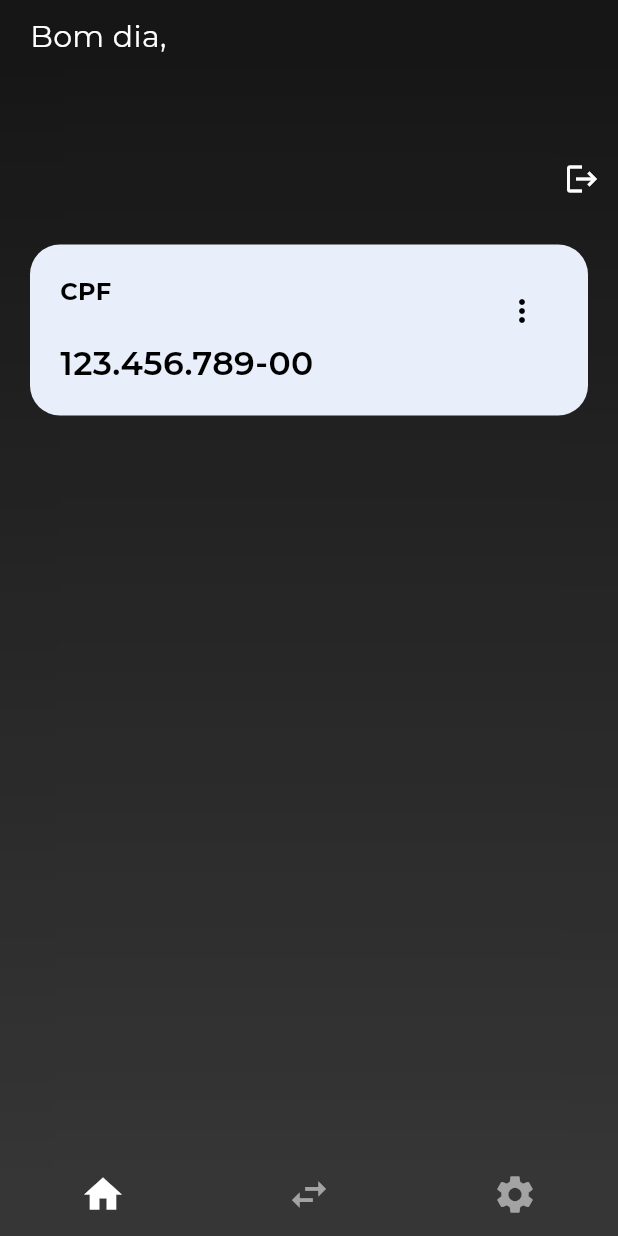
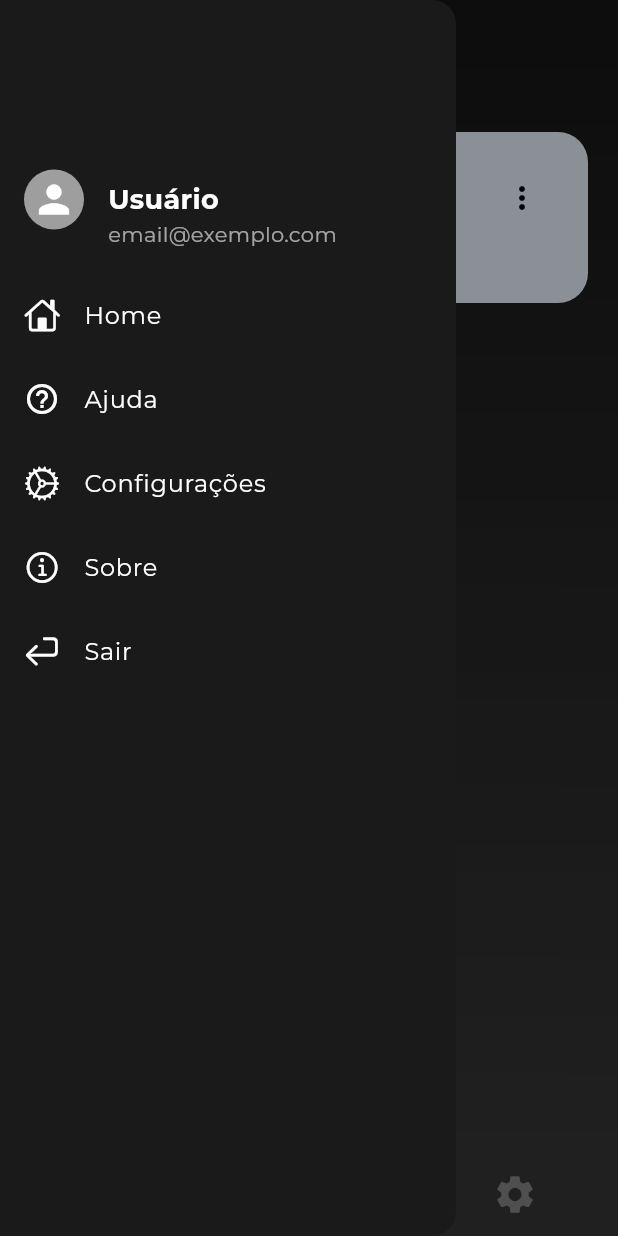
Before and after one commit to gui-bvr/projeto-portifolio-FiscalBox, a Flutter app: the screen it shows after launch, with the side drawer open (before the commit the screen has no drawer), on a phone screen of 412 x 824 dp. Run offline on Flutter 3.47's test engine with Material 3 defaults, Android fonts, the phone set to English and light mode, and no system bars; our stand-ins replace flutter_dotenv, get, get_storage, mask_text_input_formatter, supabase_flutter; accounts and stored records are empty; project files that could hold a hidden picture were left out.

Commit message:
Adição da página de FAQ

```diff
--- a/app-mobile-flutter/lib/modules/home_screens/home_page.dart
+++ b/app-mobile-flutter/lib/modules/home_screens/home_page.dart
@@ -1,41 +1,109 @@
 import 'dart:ui';
 import 'package:flutter/material.dart';
 import 'package:get/get.dart';
-import 'package:get_storage/get_storage.dart';
 import 'package:supabase_flutter/supabase_flutter.dart';
+import 'package:flutter/cupertino.dart';
 import 'home_controller.dart';
 
 class HomePage extends StatelessWidget {
   final controller = Get.put(HomeController());
-  final _storage = GetStorage();
 
   String saudacao() {
     final hora = DateTime.now().hour;
     if (hora < 12) {
-      return 'Bom dia';
+      return 'Bom dia,';
     } else if (hora < 18) {
-      return 'Boa tarde';
+      return 'Boa tarde,';
     } else {
-      return 'Boa noite';
+      return 'Boa noite,';
     }
   }
 
   @override
   Widget build(BuildContext context) {
-    final nome = _storage.read('nome') ?? '';
     final saudacaoTexto = saudacao();
+    final user = Supabase.instance.client.auth.currentUser;
+    final nome = user?.userMetadata?['full_name'] ?? 'Usuário';
+    final email = user?.email ?? 'email@exemplo.com';
 
     return Scaffold(
       extendBody: true,
+      drawerEnableOpenDragGesture: true,
+      drawerScrimColor: Colors.black.withOpacity(0.4),
+      drawer: Drawer(
+        backgroundColor: const Color(0xFF1A1A1A),
+        child: Column(
+          crossAxisAlignment: CrossAxisAlignment.start,
+          children: [
+            Container(
+              margin: const EdgeInsets.only(top: 80),
+              padding: const EdgeInsets.fromLTRB(16, 20, 16, 16),
+              child: Row(
+                children: [
+                  const CircleAvatar(
+                    radius: 20,
+                    backgroundColor: Colors.grey,
+                    child: Icon(Icons.person, color: Colors.white, size: 30),
+                  ),
+                  const SizedBox(width: 16),
+                  Column(
+                    crossAxisAlignment: CrossAxisAlignment.start,
+                    children: [
+                      const SizedBox(height: 20),
+                      Text(
+                        nome,
+                        style: const TextStyle(
+                          color: Colors.white,
+                          fontFamily: 'Montserrat',
+                          fontWeight: FontWeight.bold,
+                          fontSize: 18,
+                        ),
+                      ),
+                      Text(
+                        email,
+                        style: const TextStyle(
+                          color: Colors.white60,
+                          fontFamily: 'Montserrat',
+                          fontSize: 14,
+                        ),
+                      ),
+                    ],
+                  ),
+                ],
+              ),
+            ),
+            Expanded(
+              child: ListView(
+                padding: EdgeInsets.zero,
+                children: [
+                  _buildDrawerItem(CupertinoIcons.home, 'Home', '/home'),
+                  _buildDrawerItem(Icons.help_outline, 'Ajuda', '/ajuda'),
+                  _buildDrawerItem(CupertinoIcons.settings_solid,
+                      'Configurações', '/configuracoes'),
+                  _buildDrawerItem(CupertinoIcons.info, 'Sobre', '/sobre'),
+                  ListTile(
+                    leading: const Icon(CupertinoIcons.return_icon,
+                        color: Colors.white),
+                    title: const Text('Sair',
+                        style: TextStyle(
+                            color: Colors.white, fontFamily: 'Montserrat')),
+                    onTap: () async {
+                      await Supabase.instance.client.auth.signOut();
+                      Get.offAllNamed('/login');
+                    },
+                  ),
+                ],
+              ),
+            ),
+          ],
+        ),
+      ),
       body: Stack(
         children: [
           Container(
-            decoration: BoxDecoration(
+            decoration: const BoxDecoration(
               gradient: LinearGradient(
-                colors: const [
-                  Color(0xFF1A1A1A),
-                  Color.fromARGB(255, 69, 69, 69),
-                ],
+                colors: [Color(0xFF1A1A1A), Color.fromARGB(255, 69, 69, 69)],
                 begin: Alignment.topCenter,
                 end: Alignment.bottomCenter,
               ),
@@ -51,46 +119,31 @@ class HomePage extends StatelessWidget {
               children: [
                 Padding(
                   padding:
-                      const EdgeInsets.symmetric(horizontal: 20, vertical: 10),
-                  child: Column(
-                    crossAxisAlignment: CrossAxisAlignment.start,
+                      const EdgeInsets.symmetric(horizontal: 20, vertical: 20),
+                  child: Row(
                     children: [
+                      Builder(
+                        builder: (context) => IconButton(
+                          icon: const Icon(Icons.menu, color: Colors.white),
+                          onPressed: () => Scaffold.of(context).openDrawer(),
+                        ),
+                      ),
+                      const SizedBox(width: 10),
                       Text(
-                        "$saudacaoTexto,",
+                        saudacaoTexto,
                         style: const TextStyle(
                           fontFamily: 'Montserrat',
+                          fontSize: 22,
                           fontWeight: FontWeight.w400,
-                          fontSize: 20,
-                          color: Colors.white,
-                        ),
-                      ),
-                      Text(
-                        nome,
-                        style: const TextStyle(
-                          fontFamily: 'Montserrat',
-                          fontWeight: FontWeight.bold,
-                          fontSize: 32,
                           color: Colors.white,
                         ),
                       ),
                     ],
                   ),
                 ),
-                Align(
-                  alignment: Alignment.topRight,
-                  child: IconButton(
-                    icon: Icon(Icons.logout, color: Colors.white),
-                    tooltip: 'Sair',
-                    onPressed: () async {
-                      await Supabase.instance.client.auth.signOut();
-                      Get.offAllNamed('/login');
-                    },
-                  ),
-                ),
                 Expanded(
-                  child: Obx(
-                    () => ListView.builder(
-                      padding: EdgeInsets.all(20),
+                  child: Obx(() => ListView.builder(
+                        padding: const EdgeInsets.symmetric(horizontal: 20),
                         itemCount: controller.documentos.length,
                         itemBuilder: (context, index) {
                           final doc = controller.documentos[index];
@@ -101,13 +154,12 @@ class HomePage extends StatelessWidget {
                             child: buildCard(
                               tipo: doc['tipo']!,
                               numero: doc['numero']!,
-                            color: Color(0xFFE8EFFA),
+                              color: const Color(0xFFE8EFFA),
                               textColor: Colors.black,
                             ),
                           );
                         },
-                    ),
-                  ),
+                      )),
                 ),
               ],
             ),
@@ -118,7 +170,7 @@ class HomePage extends StatelessWidget {
         backgroundColor: Colors.transparent,
         elevation: 0,
         selectedItemColor: Colors.white,
-        unselectedItemColor: Colors.white54,
+        unselectedItemColor: Colors.white38,
         selectedFontSize: 0,
         unselectedFontSize: 0,
         iconSize: 30,
@@ -132,6 +184,17 @@ class HomePage extends StatelessWidget {
     );
   }
 
+  Widget _buildDrawerItem(IconData icon, String title, String route) {
+    return ListTile(
+      leading: Icon(icon, color: Colors.white),
+      title: Text(
+        title,
+        style: const TextStyle(color: Colors.white, fontFamily: 'Montserrat'),
+      ),
+      onTap: () => Get.toNamed(route),
+    );
+  }
+
   Widget buildCard({
     required String tipo,
     required String numero,
@@ -139,8 +202,8 @@ class HomePage extends StatelessWidget {
     required Color textColor,
   }) {
     return Container(
-      margin: EdgeInsets.only(bottom: 16),
-      padding: EdgeInsets.all(20),
+      margin: const EdgeInsets.only(bottom: 16),
+      padding: const EdgeInsets.all(20),
       decoration: BoxDecoration(
         color: color,
         borderRadius: BorderRadius.circular(20),
@@ -151,9 +214,7 @@ class HomePage extends StatelessWidget {
             right: 0,
             child: IconButton(
               icon: Icon(Icons.more_vert, color: textColor),
-              onPressed: () {
-                // ações futuras aqui
-              },
+              onPressed: () {},
             ),
           ),
           Column(
@@ -168,7 +229,7 @@ class HomePage extends StatelessWidget {
                   fontSize: 16,
                 ),
               ),
-              SizedBox(height: 20),
+              const SizedBox(height: 20),
               Text(
                 numero,
                 style: TextStyle(
--- a/app-mobile-flutter/lib/routes/app_routes.dart
+++ b/app-mobile-flutter/lib/routes/app_routes.dart
@@ -10,6 +10,7 @@ import '../modules/login_screens/register_page.dart';
 // --> Páginas Principais
 // (/modules/home_screens)
 import '../modules/home_screens/home_page.dart';
+import '../modules/home_screens/help_page.dart';
 
 // Rotas:
 class AppRoutes {
@@ -23,5 +24,6 @@ class AppRoutes {
     // --> Páginas Principais
     // (/modules/home_screens)
     GetPage(name: '/home', page: () => HomePage()),
+    GetPage(name: '/ajuda', page: () => HelpPage()),
   ];
 }
```
Also changed, not shown: app-mobile-flutter/lib/modules/home_screens/help_page.dart (added, +129 -0 lines). Lines whose indentation alone changed are shown as unchanged.
